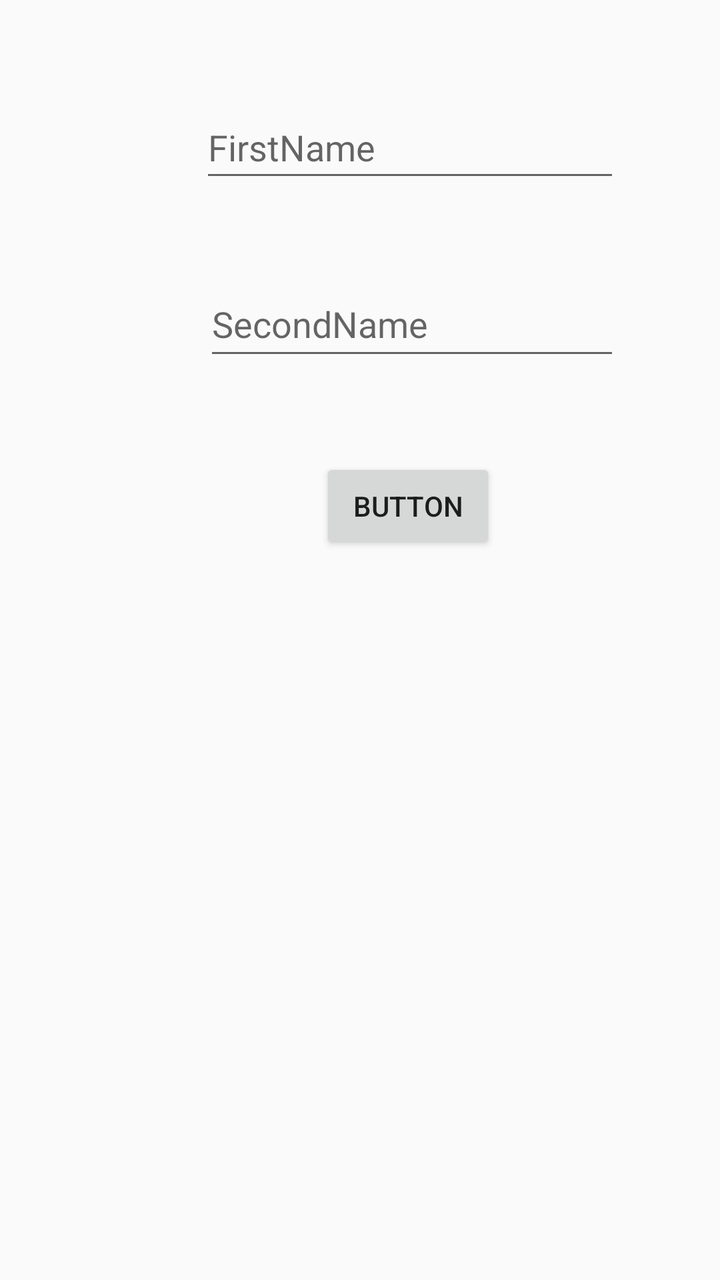
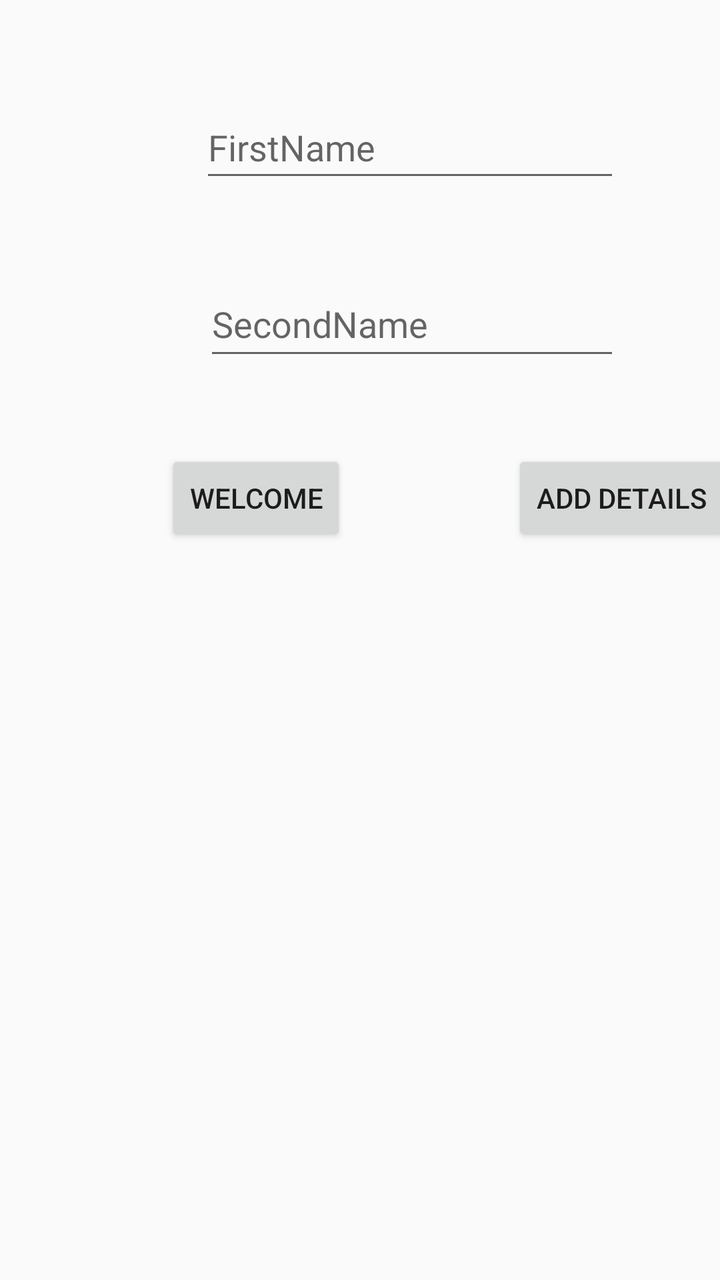

Screens rendered from an Android XML layout before and after an edit, with the pre-edit source and the edit as a unified diff.
<!-- AndroidManifest.xml: activity theme Theme.TrialRentManagementApp -->
<!-- res/layout/activity_main.xml -->
<?xml version="1.0" encoding="utf-8"?>
<androidx.constraintlayout.widget.ConstraintLayout xmlns:android="http://schemas.android.com/apk/res/android"
    xmlns:app="http://schemas.android.com/apk/res-auto"
    xmlns:tools="http://schemas.android.com/tools"
    android:id="@+id/main"
    android:layout_width="match_parent"
    android:layout_height="match_parent"
    android:orientation="vertical"
    tools:context=".MainActivity">

    <EditText
        android:id="@+id/editTextText"
        android:layout_width="wrap_content"
        android:layout_height="48dp"
        android:layout_marginStart="100dp"
        android:layout_marginTop="48dp"
        android:ems="10"
        android:hint="FirstName"
        android:inputType="text"
        app:layout_constraintStart_toStartOf="parent"
        app:layout_constraintTop_toTopOf="parent" />

    <EditText
        android:id="@+id/editTextText2"
        android:layout_width="208dp"
        android:layout_height="49dp"
        android:layout_marginTop="40dp"
        android:ems="10"
        android:hint="SecondName"
        android:inputType="text"
        app:layout_constraintEnd_toEndOf="@+id/editTextText"
        app:layout_constraintHorizontal_bias="1.0"
        app:layout_constraintStart_toStartOf="@+id/editTextText"
        app:layout_constraintTop_toBottomOf="@+id/editTextText" />

    <Button
        android:id="@+id/button"
        android:layout_width="wrap_content"
        android:layout_height="wrap_content"
        android:layout_marginStart="160dp"
        android:layout_marginTop="44dp"
        android:text="Button"
        app:layout_constraintStart_toStartOf="parent"
        app:layout_constraintTop_toBottomOf="@+id/editTextText2" />

    <TextView
        android:id="@+id/textView"
        android:layout_width="362dp"
        android:layout_height="261dp"
        android:layout_marginTop="40dp"
        app:layout_constraintEnd_toEndOf="parent"
        app:layout_constraintHorizontal_bias="0.5"
        app:layout_constraintStart_toStartOf="parent"
        app:layout_constraintTop_toBottomOf="@+id/button" />

</androidx.constraintlayout.widget.ConstraintLayout>
<!-- resources referenced by this layout -->
<resources>
  <style name="Theme.TrialRentManagementApp" parent="android:Theme.Material.Light.NoActionBar" />
</resources>

<!-- the commit's change to res/layout/activity_main.xml (unified diff, before → after) -->
@@ -37,9 +37,9 @@
         android:id="@+id/button"
         android:layout_width="wrap_content"
         android:layout_height="wrap_content"
-        android:layout_marginStart="160dp"
-        android:layout_marginTop="44dp"
-        android:text="Button"
+        android:layout_marginStart="256dp"
+        android:layout_marginTop="40dp"
+        android:text="Add Details"
         app:layout_constraintStart_toStartOf="parent"
         app:layout_constraintTop_toBottomOf="@+id/editTextText2" />
 
@@ -53,4 +53,15 @@
         app:layout_constraintStart_toStartOf="parent"
         app:layout_constraintTop_toBottomOf="@+id/button" />
 
+    <Button
+        android:id="@+id/WelcomeScreen"
+        android:layout_width="wrap_content"
+        android:layout_height="wrap_content"
+        android:layout_marginTop="40dp"
+        android:text="Welcome"
+        app:layout_constraintEnd_toStartOf="@+id/button"
+        app:layout_constraintHorizontal_bias="0.5"
+        app:layout_constraintStart_toStartOf="parent"
+        app:layout_constraintTop_toBottomOf="@+id/editTextText2" />
+
 </androidx.constraintlayout.widget.ConstraintLayout>
